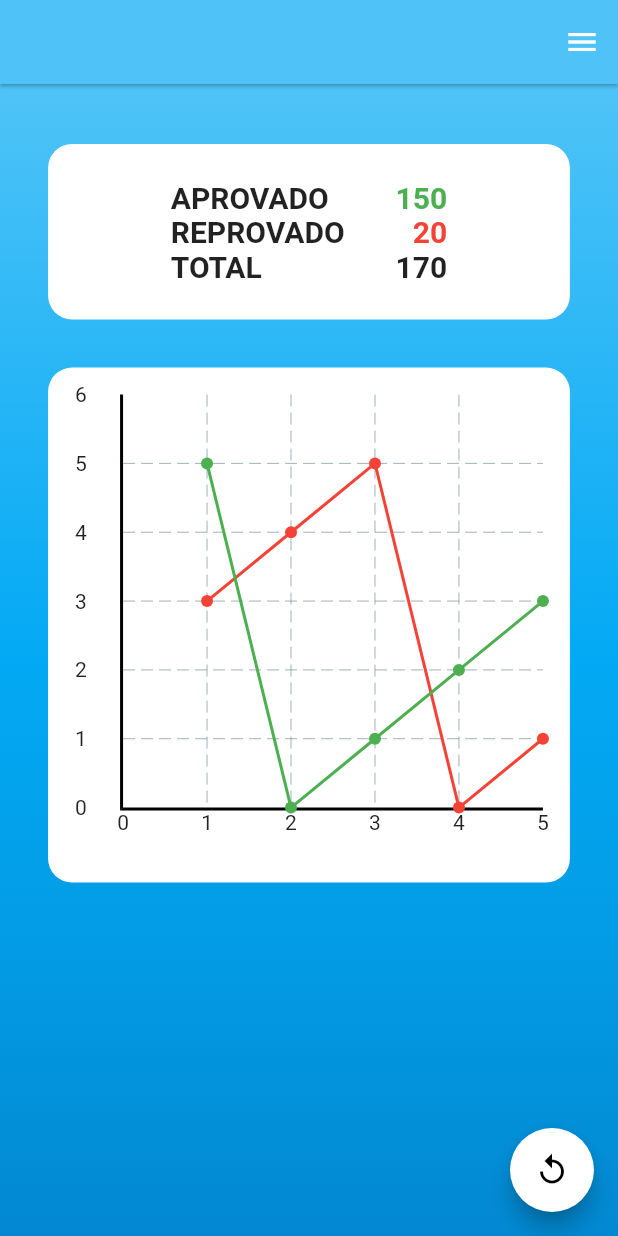
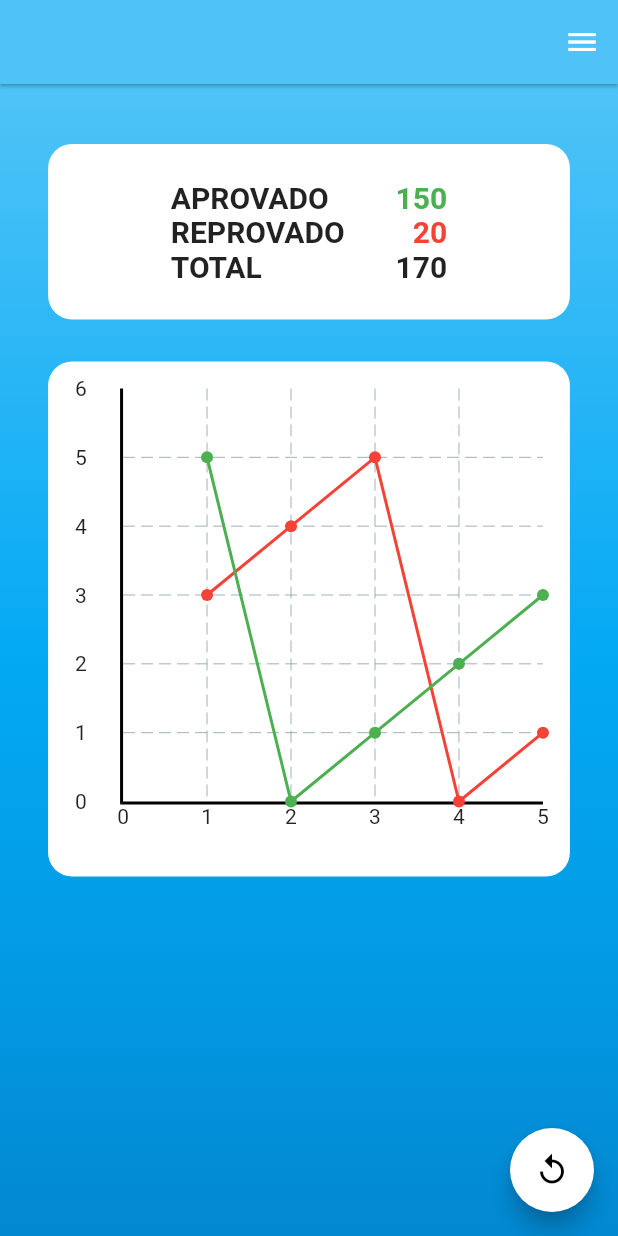
Before and after one commit to IgorGiuliano/bec-pi-viii, a Flutter app: the screen it shows after launch, on a phone screen of 412 x 824 dp. Run offline on Flutter 3.47's test engine with Material 2 defaults, Android fonts, the phone set to English and light mode, and no system bars; drawn by our look-alikes of fl_chart; our stand-ins replace dio, flutter_modular, flutter_screenutil, flutter_svg; network calls fail.

```diff
--- a/app/app_monitoring/lib/src/modules/monitoring/view/widgets/defaul/charts_widget.dart
+++ b/app/app_monitoring/lib/src/modules/monitoring/view/widgets/defaul/charts_widget.dart
@@ -52,8 +52,7 @@ class _ChartsWidgetState extends State<ChartsWidget> {
   @override
   Widget build(BuildContext context) {
     return Padding(
-      padding:
-          const EdgeInsets.only(top: 28, right: 28, left: 28, bottom: 28).w,
+      padding: EdgeInsets.only(top: 28, right: 28.w, left: 28.w, bottom: 28.w),
       child: Container(
         height: 300.w,
         decoration: BoxDecoration(
```
Also changed, not shown: 5 other files.
